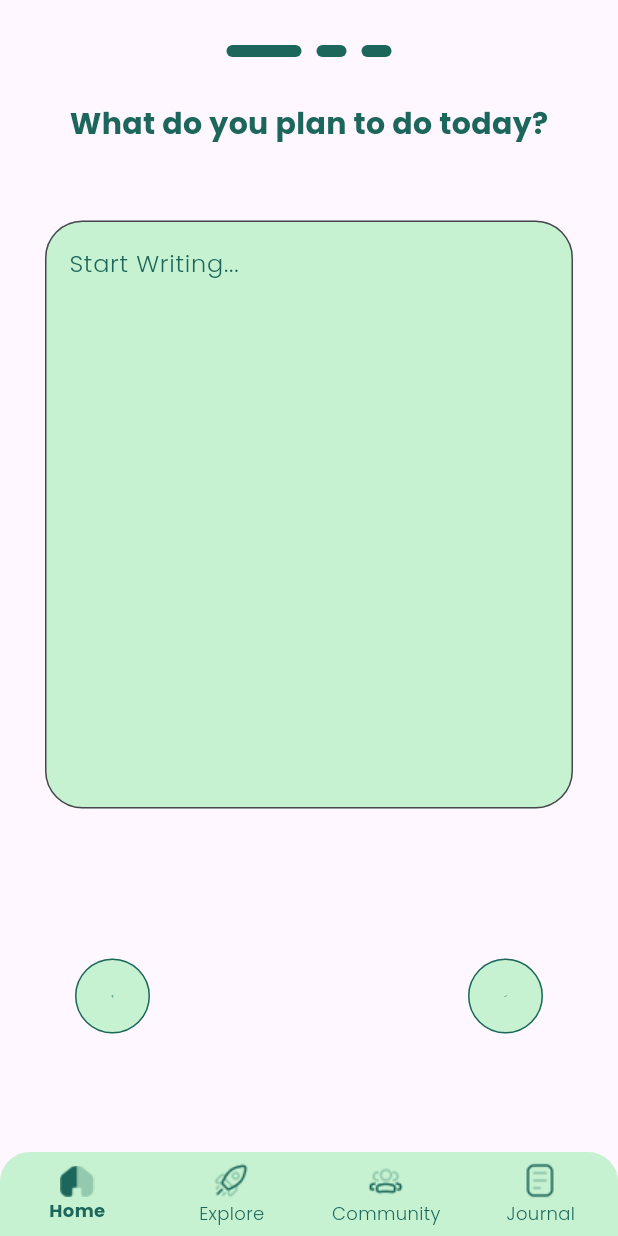
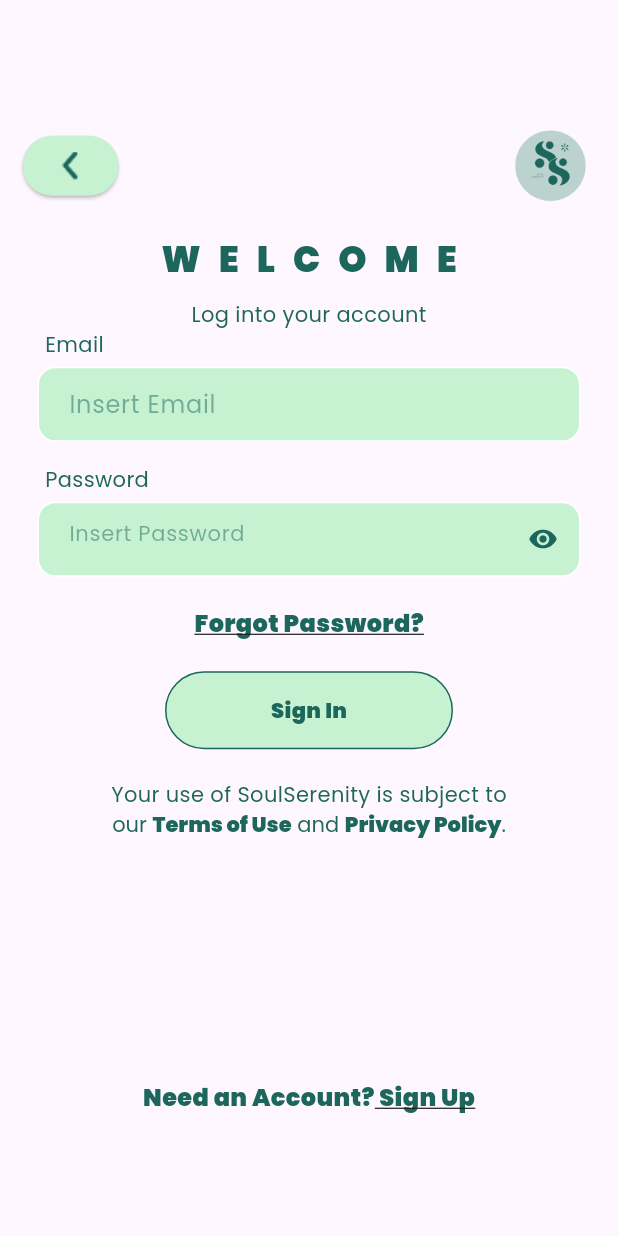
Before and after one commit to randi55/SoulSerenityK2, a Flutter app: the screen it shows after launch, on a phone screen of 412 x 824 dp. Run offline on Flutter 3.47's test engine with Material 3 defaults, Android fonts, the light colour scheme and no system bars; our stand-ins replace chips_choice, firebase_auth, firebase_core, fluttertoast, google_fonts, table_calendar; accounts and stored records are empty.

Commit message:
23 November 2023_Login

```diff
--- a/lib/main.dart
+++ b/lib/main.dart
@@ -1,11 +1,15 @@
+import 'package:firebase_core/firebase_core.dart';
 import 'package:flutter/material.dart';
-import 'package:soul_serenity/pages/home_page.dart';
+import 'package:soul_serenity/firebase_options.dart';
+import 'package:soul_serenity/main_page.dart';
 import 'package:soul_serenity/widget/navbar.dart';
-import 'package:soul_serenity/widget/topbar.dart';
 
-void main() {
+void main() async {
+  WidgetsFlutterBinding.ensureInitialized();
+  await Firebase.initializeApp(
+    options: DefaultFirebaseOptions.android,
+  );
   runApp(const MyApp());
-
 }
 
 class MyApp extends StatelessWidget {
@@ -15,8 +19,7 @@ class MyApp extends StatelessWidget {
   Widget build(BuildContext context) {
     return MaterialApp(
       debugShowCheckedModeBanner: false,
-      home: NavBar(),
-
+      home: MainPage(),
     );
   }
 }
--- /dev/null
+++ b/lib/main_page.dart
@@ -0,0 +1,27 @@
+import 'package:firebase_auth/firebase_auth.dart';
+import 'package:firebase_core/firebase_core.dart';
+import 'package:flutter/material.dart';
+import 'package:soul_serenity/pages/home_page.dart';
+import 'package:soul_serenity/pages/login_page.dart';
+import 'package:soul_serenity/TEST/test_page.dart';
+import 'package:soul_serenity/widget/navbar.dart';
+
+class MainPage extends StatelessWidget {
+  const MainPage({super.key});
+
+  @override
+  Widget build(BuildContext context) {
+    return Scaffold(
+      body: StreamBuilder<User?>(
+        stream: FirebaseAuth.instance.authStateChanges(),
+        builder: (context, snapshot) {
+          if(snapshot.hasData) {
+            return NavBar();
+          } else {
+            return LoginPage();
+          }
+        },
+      ),
+    );
+  }
+}
--- /dev/null
+++ b/lib/pages/login_page.dart
@@ -0,0 +1,285 @@
+import 'package:firebase_auth/firebase_auth.dart';
+import 'package:flutter/material.dart';
+import 'package:fluttertoast/fluttertoast.dart';
+import 'package:soul_serenity/theme.dart';
+
+class LoginPage extends StatefulWidget {
+  const LoginPage({super.key});
+
+  @override
+  State<LoginPage> createState() => _LoginPageState();
+}
+
+class _LoginPageState extends State<LoginPage> {
+  final _emailController = TextEditingController();
+  final _passwordController = TextEditingController();
+
+  Future signIn() async {
+    // await FirebaseAuth.instance.signInWithEmailAndPassword(
+    //     email: _emailController.text.trim(),
+    //     password: _passwordController.text.trim());
+    try {
+      await FirebaseAuth.instance.signInWithEmailAndPassword(
+          email: _emailController.text, password: _passwordController.text);
+    } on FirebaseAuthException catch (error) {
+      Fluttertoast.showToast(
+        msg: "Incorrect Email or Password",
+        gravity: ToastGravity.TOP,
+        timeInSecForIosWeb: 2,
+      );
+    }
+  }
+
+  bool _secureText = true;
+  showHide() {
+    setState(() {
+      _secureText = !_secureText;
+    });
+  }
+
+  @override
+  void dispose() {
+    _emailController.dispose();
+    _passwordController.dispose();
+    super.dispose();
+  }
+
+  @override
+  Widget build(BuildContext context) {
+    return Scaffold(
+      body: SafeArea(
+        child: Center(
+          child: SingleChildScrollView(
+            child: Column(
+              children: [
+                //TOP BAR
+                Padding(
+                  padding: const EdgeInsets.only(
+                      bottom: 15, left: 15, right: 15, top: 0),
+                  child: Row(
+                    mainAxisAlignment: MainAxisAlignment.spaceBetween,
+                    children: [
+                      Container(
+                        // width: 55,
+                        // height: 55,
+                        child: ElevatedButton(
+                            onPressed: () {
+                              // Navigator.pushReplacement(
+                              //     context,
+                              //     MaterialPageRoute(
+                              //         builder: (context) => MorningPre2()));
+                            },
+                            child: Image.asset(
+                              "assets/back.png",
+                            ),
+                            style: ElevatedButton.styleFrom(
+                              foregroundColor: greenColor,
+                              backgroundColor: green2Color,
+                              shape: RoundedRectangleBorder(
+                                borderRadius: BorderRadius.circular(50),
+                              ),
+                            )),
+                      ),
+                      Image.asset("assets/logo.png", width: 60),
+                    ],
+                  ),
+                ),
+
+                // WELCOME
+                Text("WELCOME",
+                    style: boldTextStyle.copyWith(
+                        color: greenColor, fontSize: 24, letterSpacing: 12)),
+                SizedBox(height: 10),
+                Text("Log into your account",
+                    style: regulerTextStyle.copyWith(
+                        color: greenColor, fontSize: 14)),
+
+                //EMAIL TEXTFIELD
+                Row(
+                  children: [
+                    Padding(
+                      padding: const EdgeInsets.only(left: 30.0, bottom: 5.0),
+                      child: Text(
+                        "Email",
+                        style: regulerTextStyle.copyWith(color: greenColor),
+                      ),
+                    ),
+                  ],
+                ),
+                Padding(
+                  padding: const EdgeInsets.symmetric(horizontal: 25.0),
+                  child: Container(
+                    decoration: BoxDecoration(
+                        color: green2Color,
+                        border: Border.all(color: Colors.white),
+                        borderRadius: BorderRadius.circular(12)),
+                    child: Padding(
+                      padding: const EdgeInsets.only(left: 20.0),
+                      child: TextField(
+                        controller: _emailController,
+                        style: regulerTextStyle.copyWith(color: greenColor),
+                        cursorColor: greenColor,
+                        decoration: InputDecoration(
+                            border: InputBorder.none,
+                            hintText: "Insert Email",
+                            hintStyle: regulerTextStyle.copyWith(
+                              color: greenColor.withOpacity(0.5),
+                            )),
+                      ),
+                    ),
+                  ),
+                ),
+                SizedBox(height: 15.0),
+
+                //PASSWORD TEXTFIELD
+                Row(
+                  children: [
+                    Padding(
+                      padding: const EdgeInsets.only(left: 30.0, bottom: 5.0),
+                      child: Text(
+                        "Password",
+                        style: regulerTextStyle.copyWith(
+                            color: greenColor, fontSize: 14),
+                      ),
+                    ),
+                  ],
+                ),
+                Padding(
+                  padding: const EdgeInsets.symmetric(horizontal: 25.0),
+                  child: Container(
+                    decoration: BoxDecoration(
+                        color: green2Color,
+                        border: Border.all(color: Colors.white),
+                        borderRadius: BorderRadius.circular(12)),
+                    child: Padding(
+                      padding: const EdgeInsets.only(left: 20.0),
+                      child: TextField(
+                        controller: _passwordController,
+                        style: regulerTextStyle.copyWith(color: greenColor),
+                        obscureText: _secureText,
+                        cursorColor: greenColor,
+                        decoration: InputDecoration(
+                            suffixIcon: IconButton(
+                              onPressed: showHide,
+                              icon: _secureText
+                                  ? Icon(
+                                      Icons.visibility,
+                                      size: 20,
+                                      color: greenColor,
+                                    )
+                                  : Icon(
+                                      Icons.visibility_off,
+                                      size: 20,
+                                      color: greenColor,
+                                    ),
+                            ),
+                            border: InputBorder.none,
+                            hintText: "Insert Password",
+                            hintStyle: regulerTextStyle.copyWith(
+                                color: greenColor.withOpacity(0.5),
+                                fontSize: 14)),
+                      ),
+                    ),
+                  ),
+                ),
+                SizedBox(height: 20.0),
+
+                //FORGOT PASSWORD
+                Text(
+                  "Forgot Password?",
+                  style: boldTextStyle.copyWith(
+                      color: greenColor,
+                      decoration: TextDecoration.underline,
+                      fontSize: 16),
+                ),
+                SizedBox(height: 20.0),
+
+                //SIGNIN BUTTON
+                Padding(
+                  padding: const EdgeInsets.symmetric(horizontal: 20.0),
+                  child: MouseRegion(
+                    cursor: SystemMouseCursors.click,
+                    child: GestureDetector(
+                      onTap: signIn,
+                      child: Container(
+                        width: MediaQuery.of(context).size.width - 220,
+                        padding: EdgeInsets.all(15.0),
+                        decoration: BoxDecoration(
+                            color: green2Color,
+                            border: Border.all(color: greenColor),
+                            borderRadius: BorderRadius.circular(50)),
+                        child: Center(
+                          child: Text(
+                            "Sign In",
+                            style: boldTextStyle.copyWith(color: greenColor),
+                          ),
+                        ),
+                      ),
+                    ),
+                  ),
+                ),
+                SizedBox(height: 20.0),
+
+                // TERMS OF USE
+                Column(
+                  mainAxisAlignment: MainAxisAlignment.center,
+                  children: [
+                    Text(
+                      "Your use of SoulSerenity is subject to",
+                      style: regulerTextStyle.copyWith(color: greenColor),
+                    ),
+                    RichText(
+                      text: TextSpan(
+                        text: "our ",
+                        style: regulerTextStyle.copyWith(color: greenColor),
+                        children: [
+                          TextSpan(
+                            text: "Terms of Use",
+                            style: boldTextStyle.copyWith(color: greenColor),
+                          ),
+                          TextSpan(
+                            text: " and ",
+                            style: regulerTextStyle.copyWith(color: greenColor),
+                          ),
+                          TextSpan(
+                            text: "Privacy Policy",
+                            style: boldTextStyle.copyWith(color: greenColor),
+                          ),
+                          TextSpan(
+                            text: ".",
+                            style: regulerTextStyle.copyWith(color: greenColor),
+                          ),
+                        ],
+                      ),
+                    ),
+                  ],
+                ),
+
+                SizedBox(height: 160),
+
+                //CREATE ACCOUNT
+                Row(
+                  mainAxisAlignment: MainAxisAlignment.center,
+                  children: [
+                    Text(
+                      "Need an Account?",
+                      style: boldTextStyle.copyWith(
+                          color: greenColor, fontSize: 16),
+                    ),
+                    Text(
+                      " Sign Up",
+                      style: boldTextStyle.copyWith(
+                          color: greenColor,
+                          decoration: TextDecoration.underline,
+                          fontSize: 16),
+                    ),
+                  ],
+                )
+              ],
+            ),
+          ),
+        ),
+      ),
+    );
+  }
+}
--- a/lib/theme.dart
+++ b/lib/theme.dart
@@ -11,4 +11,4 @@ TextStyle regulerTextStyle =
 TextStyle mediumTextStyle =
   GoogleFonts.poppins().copyWith(fontWeight: FontWeight.w500,decoration: TextDecoration.none);
 TextStyle boldTextStyle =
-  GoogleFonts.poppins().copyWith(fontWeight: FontWeight.w700,decoration: TextDecoration.none);
+  GoogleFonts.poppins().copyWith(fontWeight: FontWeight.w900,decoration: TextDecoration.none);
--- a/lib/widget/navbar.dart
+++ b/lib/widget/navbar.dart
@@ -1,4 +1,5 @@
 import 'package:flutter/material.dart';
+import 'package:soul_serenity/TEST/morning_button.dart';
 import 'package:soul_serenity/pages/evening_pre1.dart';
 import 'package:soul_serenity/pages/evening_pre2.dart';
 import 'package:soul_serenity/pages/evening_pre4.dart';
@@ -8,7 +9,6 @@ import 'package:soul_serenity/pages/morning_pre2.dart';
 import 'package:soul_serenity/pages/morning_pre3.dart';
 import 'package:soul_serenity/pages/morning_pre4.dart';
 import 'package:soul_serenity/theme.dart';
-import 'package:soul_serenity/widget/morning_button.dart';
 
 class NavBar extends StatefulWidget {
   const NavBar({super.key});
@@ -20,8 +20,8 @@ class NavBar extends StatefulWidget {
 class _NavBar extends State<NavBar> {
   int _currentIndex = 0;
   List<Widget> body = [
+    HomePage(),
     MorningPre3(),
-    HomePage(),
     EveningPre4(),
     MorningButton(),
   ];
--- a/pubspec.yaml
+++ b/pubspec.yaml
@@ -39,6 +39,9 @@ dependencies:
   table_calendar: ^3.0.9
   calendar_timeline: ^1.1.2
   chips_choice: ^3.0.1
+  firebase_core: ^2.23.0
+  firebase_auth: ^4.14.1
+  fluttertoast: ^8.2.4
 
 
 dev_dependencies:
```
Also changed, not shown: lib/pages/home_page.dart (+35 -26 lines), assets/back.png (added), lib/firebase_options.dart (added), pubspec.lock, 17 other files.
